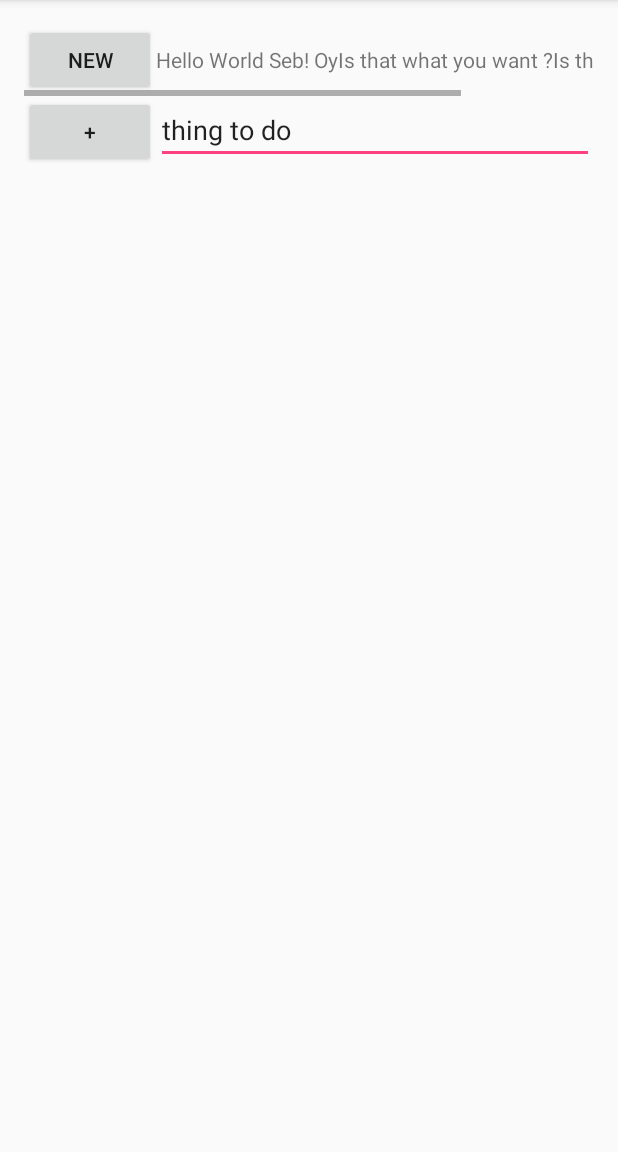
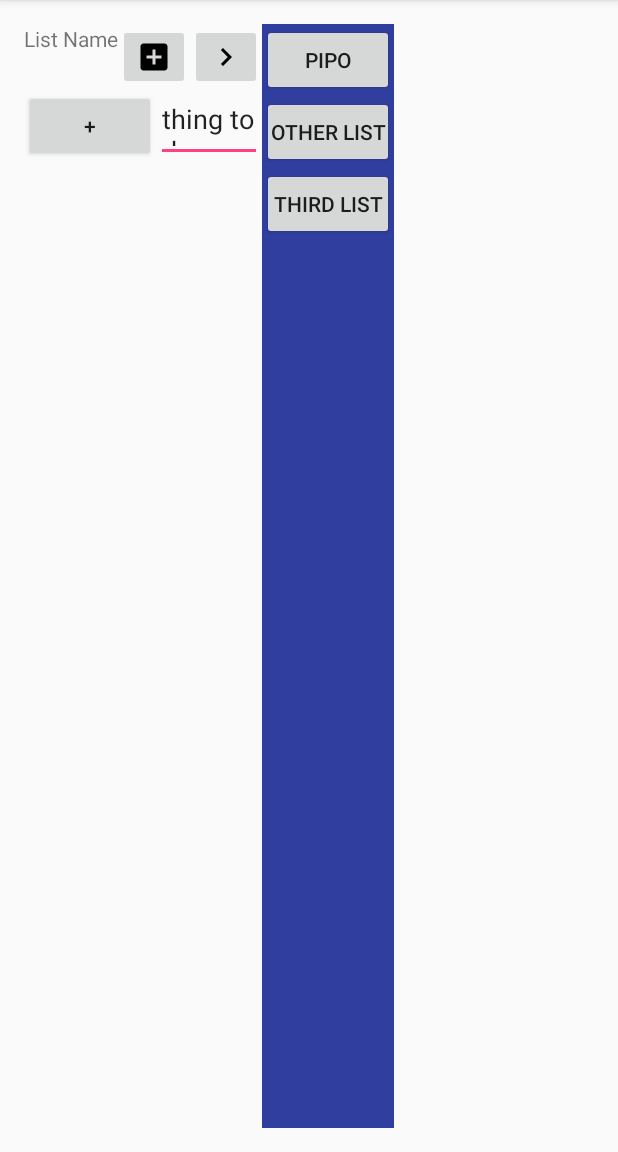
Before and after one commit to slebaillif/androidTest, an Android app: the ToDoListActivity screen opened directly, with no data from a screen before it, on a phone screen of 412 x 824 dp, the part 84-1236 px from its top. Run offline under Robolectric (Android 15) with nearby library versions, the phone set to English and light mode, and no system bars.

Commit message:
ui refinements

```diff
--- a/app/src/main/java/com/example/sebastien/myapplication6/CreateCategoryActivity.java
+++ b/app/src/main/java/com/example/sebastien/myapplication6/CreateCategoryActivity.java
@@ -23,7 +23,7 @@ public class CreateCategoryActivity extends AppCompatActivity {
     private ToDoListApp toDoListApp;
     private String position;
     private Integer screenIndex;
-    private String chosenIcon = "dash";
+    private String chosenIcon = "ball";
 
 
     public CreateCategoryActivity() {
@@ -46,6 +46,7 @@ public class CreateCategoryActivity extends AppCompatActivity {
         final ImageButton skatButtn = (ImageButton) findViewById(R.id.skate_button);
         final ImageButton tshirtButtn = (ImageButton) findViewById(R.id.tshirt_button);
         final ImageButton legoButtn = (ImageButton) findViewById(R.id.lego_button);
+        ballButtn.setBackground(getDrawable(R.drawable.borders));
         okButtn.setOnClickListener(new View.OnClickListener() {
             @Override
             public void onClick(View v) {
--- a/app/src/main/java/com/example/sebastien/myapplication6/MainActivity.java
+++ b/app/src/main/java/com/example/sebastien/myapplication6/MainActivity.java
@@ -29,9 +29,6 @@ public class MainActivity extends AppCompatActivity {
 
     }
 
-
-
-
     @Override
     protected void onActivityResult(int requestCode, int resultCode, Intent data) {
         super.onActivityResult(requestCode, resultCode, data);
--- /dev/null
+++ b/app/src/main/res/drawable/ic_add_box_black_24dp.xml
@@ -0,0 +1,9 @@
+<vector xmlns:android="http://schemas.android.com/apk/res/android"
+        android:width="24dp"
+        android:height="24dp"
+        android:viewportWidth="24.0"
+        android:viewportHeight="24.0">
+    <path
+        android:fillColor="#FF000000"
+        android:pathData="M19,3L5,3c-1.11,0 -2,0.9 -2,2v14c0,1.1 0.89,2 2,2h14c1.1,0 2,-0.9 2,-2L21,5c0,-1.1 -0.9,-2 -2,-2zM17,13h-4v4h-2v-4L7,13v-2h4L11,7h2v4h4v2z"/>
+</vector>
--- /dev/null
+++ b/app/src/main/res/drawable/ic_chevron_left_black_24dp.xml
@@ -0,0 +1,9 @@
+<vector xmlns:android="http://schemas.android.com/apk/res/android"
+        android:width="24dp"
+        android:height="24dp"
+        android:viewportWidth="24.0"
+        android:viewportHeight="24.0">
+    <path
+        android:fillColor="#FF000000"
+        android:pathData="M15.41,7.41L14,6l-6,6 6,6 1.41,-1.41L10.83,12z"/>
+</vector>
--- /dev/null
+++ b/app/src/main/res/drawable/ic_chevron_right_black_24dp.xml
@@ -0,0 +1,9 @@
+<vector xmlns:android="http://schemas.android.com/apk/res/android"
+        android:width="24dp"
+        android:height="24dp"
+        android:viewportWidth="24.0"
+        android:viewportHeight="24.0">
+    <path
+        android:fillColor="#FF000000"
+        android:pathData="M10,6L8.59,7.41 13.17,12l-4.58,4.59L10,18l6,-6z"/>
+</vector>
--- a/app/src/main/res/layout/todo_view.xml
+++ b/app/src/main/res/layout/todo_view.xml
@@ -19,8 +19,8 @@
         android:inputType="textAutoCorrect|textMultiLine"/>
 
     <ImageButton
-        android:layout_width="48dp"
-        android:layout_height="48dp"
+        android:layout_width="32dp"
+        android:layout_height="32dp"
         android:background="@null"
         android:contentDescription="options"
         android:src="@drawable/options"
--- a/app/src/main/res/layout/todolist_screen.xml
+++ b/app/src/main/res/layout/todolist_screen.xml
@@ -1,5 +1,5 @@
 <?xml version="1.0" encoding="utf-8"?>
-<RelativeLayout xmlns:android="http://schemas.android.com/apk/res/android"
+<LinearLayout xmlns:android="http://schemas.android.com/apk/res/android"
     xmlns:tools="http://schemas.android.com/tools"
     android:layout_width="match_parent"
     android:layout_height="match_parent"
@@ -9,41 +9,38 @@
     android:paddingTop="@dimen/activity_vertical_margin"
     tools:context="com.example.sebastien.myapplication6.MainActivity">
 
+
+    <!-- TABS -->
     <LinearLayout
-        android:layout_width="match_parent"
+        android:id="@+id/list_layout"
+        android:layout_width="wrap_content"
         android:layout_height="match_parent"
+        android:layout_gravity="left"
         android:orientation="vertical">
-        <!-- TABS -->
-        <HorizontalScrollView
-            android:layout_width="match_parent"
-            android:layout_height="wrap_content"
-            android:fillViewport="true">
 
         <LinearLayout
             android:layout_width="wrap_content"
             android:layout_height="wrap_content">
 
-                <Button
+            <TextView
+                android:id="@+id/category_name"
                 android:layout_width="wrap_content"
                 android:layout_height="wrap_content"
-                    android:text="New" />
+                android:text="List Name" />
 
-                <TextView
+            <ImageButton
+                android:id="@+id/add_list_button"
                 android:layout_width="wrap_content"
                 android:layout_height="wrap_content"
-                    android:text="Hello World Seb! Oy" />
+                android:src="@drawable/ic_add_box_black_24dp" />
 
-                <TextView
+            <ImageButton
+                android:id="@+id/expand_lists_button"
                 android:layout_width="wrap_content"
                 android:layout_height="wrap_content"
-                    android:text="Is that what you want ?" />
+                android:src="@drawable/ic_chevron_right_black_24dp" />
+        </LinearLayout>
 
-                <TextView
-                    android:layout_width="wrap_content"
-                    android:layout_height="wrap_content"
-                    android:text="Is that what you want ?" />
-            </LinearLayout>
-        </HorizontalScrollView>
         <!-- EDIT ZONE -->
         <LinearLayout
             android:layout_width="match_parent"
@@ -74,10 +71,52 @@
                 android:id="@+id/to_do_list"
                 android:layout_width="match_parent"
                 android:layout_height="match_parent"
-                android:orientation="vertical">
+                android:orientation="vertical"></LinearLayout>
+        </ScrollView>
+
+    </LinearLayout>
+
+    <LinearLayout
+        android:id="@+id/list_names_layout"
+        android:layout_width="wrap_content"
+        android:layout_height="match_parent"
+        android:layout_gravity="right"
+        android:background="@color/colorPrimaryDark"
+        android:orientation="vertical"
+        android:padding="0dp">
+
+        <ScrollView
+            android:layout_width="match_parent"
+            android:layout_height="match_parent"
+            android:fillViewport="true"
+            android:padding="0dp">
+
+            <LinearLayout
+                android:id="@+id/list_names"
+                android:layout_width="match_parent"
+                android:layout_height="match_parent"
+                android:orientation="vertical"
+                android:padding="0dp">
+
+                <Button
+                    android:layout_width="wrap_content"
+                    android:layout_height="wrap_content"
+                    android:padding="0dp"
+                    android:text="Pipo" />
+
+                <Button
+                    android:layout_width="wrap_content"
+                    android:layout_height="wrap_content"
+                    android:padding="0dp"
+                    android:text="Other list" />
+
+                <Button
+                    android:layout_width="wrap_content"
+                    android:layout_height="wrap_content"
+                    android:padding="0dp"
+                    android:text="third list" />
             </LinearLayout>
         </ScrollView>
 
     </LinearLayout>
-
-</RelativeLayout>
+</LinearLayout>
--- a/app/src/main/res/values/strings.xml
+++ b/app/src/main/res/values/strings.xml
@@ -1,3 +1,9 @@
 <resources>
     <string name="app_name">ListMania</string>
+    <string name="new_category">New category</string>
+
+    <string name="category_name">Category name</string>
+    <string name="select_icon">Select icon</string>
+    <string name="ok">OK</string>
+    <string name="cancel">Cancel</string>
 </resources>
```
Also changed, not shown: app/src/main/java/com/example/sebastien/myapplication6/ToDoListActivity.java (+29 -1 lines), app/src/main/java/com/example/sebastien/myapplication6/controller/CategoryScreenController.java (+12 -7 lines), app/src/main/res/layout/create_category.xml (+4 -4 lines). Lines whose indentation alone changed are shown as unchanged.
